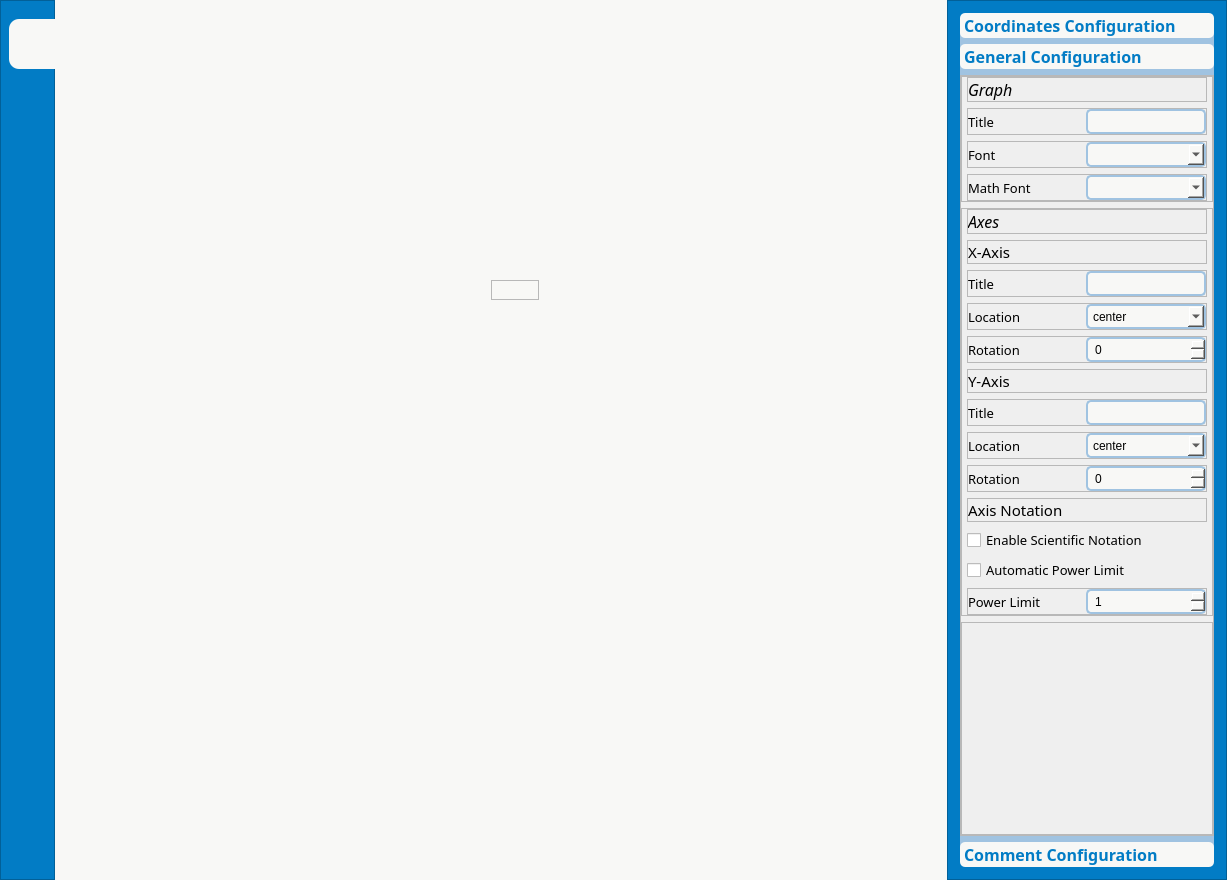
vikesaki/University_MaximaAdditionalGraphicalUtility, file interface.ui: the form before one commit.
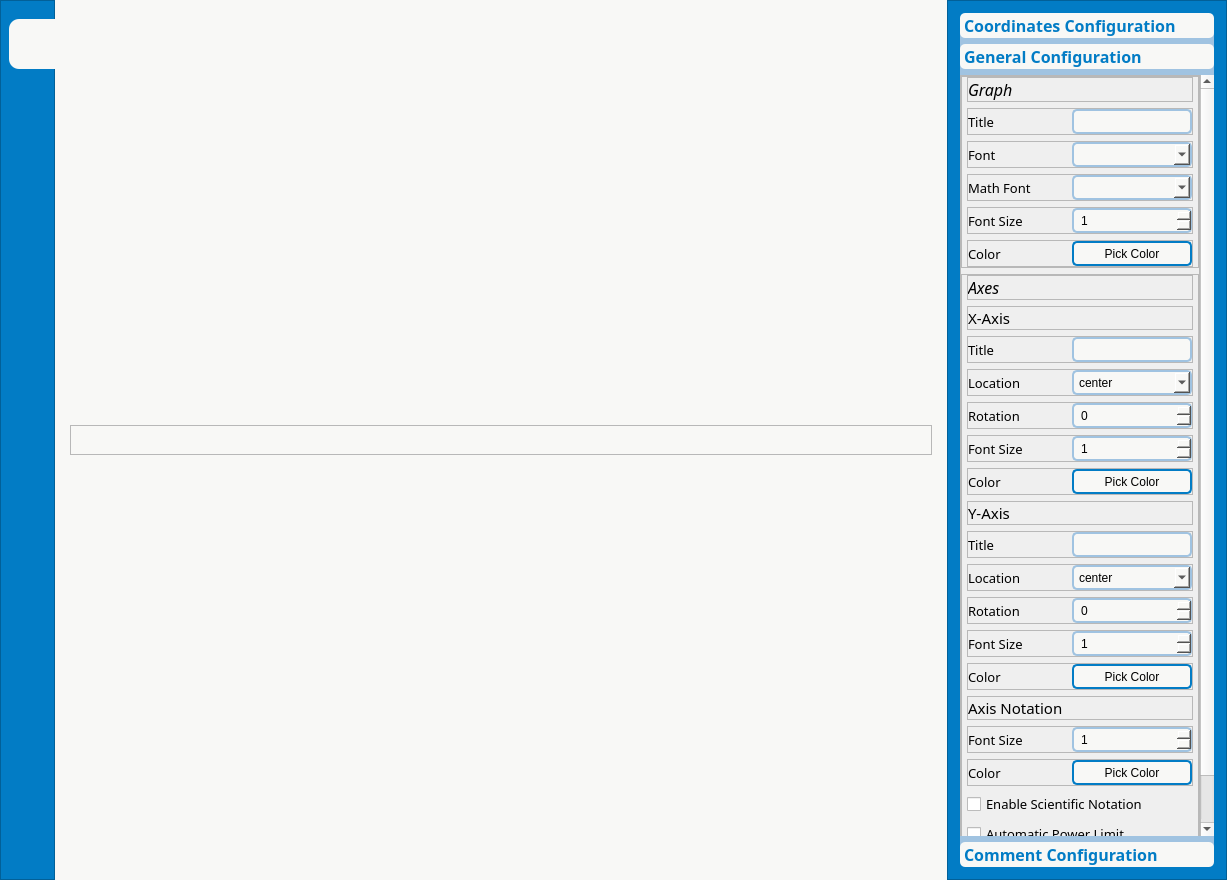
The form after the commit. The open tabs and pages were chosen to show the change. Icons and pictures are not drawn. Custom widgets are drawn as their Qt base class.

Commit message: add color picker and font resize

What changed in the file:
```diff
--- a/interface.ui
+++ b/interface.ui
@@ -318,48 +318,44 @@
         <verstretch>0</verstretch>
        </sizepolicy>
       </property>
-      <widget class="QFrame" name="frame_4">
-       <property name="geometry">
-        <rect>
-         <x>430</x>
-         <y>280</y>
-         <width>48</width>
-         <height>20</height>
-        </rect>
-       </property>
-       <property name="minimumSize">
-        <size>
-         <width>0</width>
-         <height>20</height>
-        </size>
-       </property>
-       <property name="maximumSize">
-        <size>
-         <width>16777215</width>
-         <height>30</height>
-        </size>
-       </property>
-       <property name="frameShape">
-        <enum>QFrame::StyledPanel</enum>
-       </property>
-       <property name="frameShadow">
-        <enum>QFrame::Raised</enum>
-       </property>
-       <layout class="QVBoxLayout" name="verticalLayout_4">
-        <property name="leftMargin">
-         <number>0</number>
-        </property>
-        <property name="topMargin">
-         <number>0</number>
-        </property>
-        <property name="rightMargin">
-         <number>0</number>
-        </property>
-        <property name="bottomMargin">
-         <number>0</number>
-        </property>
-       </layout>
-      </widget>
+      <layout class="QVBoxLayout" name="verticalLayout_16">
+       <item>
+        <widget class="QFrame" name="frame_4">
+         <property name="minimumSize">
+          <size>
+           <width>0</width>
+           <height>20</height>
+          </size>
+         </property>
+         <property name="maximumSize">
+          <size>
+           <width>16777215</width>
+           <height>30</height>
+          </size>
+         </property>
+         <property name="frameShape">
+          <enum>QFrame::StyledPanel</enum>
+         </property>
+         <property name="frameShadow">
+          <enum>QFrame::Raised</enum>
+         </property>
+         <layout class="QVBoxLayout" name="verticalLayout_4">
+          <property name="leftMargin">
+           <number>0</number>
+          </property>
+          <property name="topMargin">
+           <number>0</number>
+          </property>
+          <property name="rightMargin">
+           <number>0</number>
+          </property>
+          <property name="bottomMargin">
+           <number>0</number>
+          </property>
+         </layout>
+        </widget>
+       </item>
+      </layout>
      </widget>
     </item>
     <item>
@@ -959,9 +955,9 @@
           <property name="geometry">
            <rect>
             <x>0</x>
-            <y>0</y>
-            <width>254</width>
-            <height>767</height>
+            <y>-33</y>
+            <width>237</width>
+            <height>800</height>
            </rect>
           </property>
           <attribute name="label">
@@ -1330,6 +1326,167 @@
                    </layout>
                   </widget>
                  </item>
+                 <item>
+                  <widget class="QFrame" name="frame_54">
+                   <property name="minimumSize">
+                    <size>
+                     <width>0</width>
+                     <height>0</height>
+                    </size>
+                   </property>
+                   <property name="maximumSize">
+                    <size>
+                     <width>16777215</width>
+                     <height>30</height>
+                    </size>
+                   </property>
+                   <property name="frameShape">
+                    <enum>QFrame::StyledPanel</enum>
+                   </property>
+                   <property name="frameShadow">
+                    <enum>QFrame::Raised</enum>
+                   </property>
+                   <layout class="QHBoxLayout" name="horizontalLayout_40">
+                    <property name="leftMargin">
+                     <number>0</number>
+                    </property>
+                    <property name="topMargin">
+                     <number>0</number>
+                    </property>
+                    <property name="rightMargin">
+                     <number>0</number>
+                    </property>
+                    <property name="bottomMargin">
+                     <number>0</number>
+                    </property>
+                    <item>
+                     <widget class="QLabel" name="label_37">
+                      <property name="font">
+                       <font>
+                        <family>Montserrat</family>
+                        <pointsize>10</pointsize>
+                        <bold>false</bold>
+                       </font>
+                      </property>
+                      <property name="text">
+                       <string>Font Size</string>
+                      </property>
+                     </widget>
+                    </item>
+                    <item>
+                     <spacer name="horizontalSpacer_39">
+                      <property name="orientation">
+                       <enum>Qt::Horizontal</enum>
+                      </property>
+                      <property name="sizeHint" stdset="0">
+                       <size>
+                        <width>27</width>
+                        <height>20</height>
+                       </size>
+                      </property>
+                     </spacer>
+                    </item>
+                    <item>
+                     <widget class="QSpinBox" name="spinBox_TitleSize">
+                      <property name="minimumSize">
+                       <size>
+                        <width>120</width>
+                        <height>25</height>
+                       </size>
+                      </property>
+                      <property name="maximumSize">
+                       <size>
+                        <width>120</width>
+                        <height>16777215</height>
+                       </size>
+                      </property>
+                      <property name="minimum">
+                       <number>1</number>
+                      </property>
+                      <property name="maximum">
+                       <number>360</number>
+                      </property>
+                     </widget>
+                    </item>
+                   </layout>
+                  </widget>
+                 </item>
+                 <item>
+                  <widget class="QFrame" name="frame_53">
+                   <property name="minimumSize">
+                    <size>
+                     <width>0</width>
+                     <height>0</height>
+                    </size>
+                   </property>
+                   <property name="maximumSize">
+                    <size>
+                     <width>16777215</width>
+                     <height>30</height>
+                    </size>
+                   </property>
+                   <property name="frameShape">
+                    <enum>QFrame::StyledPanel</enum>
+                   </property>
+                   <property name="frameShadow">
+                    <enum>QFrame::Raised</enum>
+                   </property>
+                   <layout class="QHBoxLayout" name="horizontalLayout_39">
+                    <property name="leftMargin">
+                     <number>0</number>
+                    </property>
+                    <property name="topMargin">
+                     <number>0</number>
+                    </property>
+                    <property name="rightMargin">
+                     <number>0</number>
+                    </property>
+                    <property name="bottomMargin">
+                     <number>0</number>
+                    </property>
+                    <item>
+                     <widget class="QLabel" name="label_36">
+                      <property name="font">
+                       <font>
+                        <family>Montserrat</family>
+                        <pointsize>10</pointsize>
+                        <bold>false</bold>
+                       </font>
+                      </property>
+                      <property name="text">
+                       <string>Color</string>
+                      </property>
+                     </widget>
+                    </item>
+                    <item>
+                     <spacer name="horizontalSpacer_38">
+                      <property name="orientation">
+                       <enum>Qt::Horizontal</enum>
+                      </property>
+                      <property name="sizeHint" stdset="0">
+                       <size>
+                        <width>54</width>
+                        <height>20</height>
+                       </size>
+                      </property>
+                     </spacer>
+                    </item>
+                    <item>
+                     <widget class="QPushButton" name="pushButton_ColorTitle">
+                      <property name="minimumSize">
+                       <size>
+                        <width>120</width>
+                        <height>25</height>
+                       </size>
+                      </property>
+                      <property name="text">
+                       <string>Pick Color</string>
+                      </property>
+                     </widget>
+                    </item>
+                   </layout>
+                  </widget>
+                 </item>
                 </layout>
                </widget>
               </item>
@@ -1734,6 +1891,167 @@
                    </layout>
                   </widget>
                  </item>
+                 <item>
+                  <widget class="QFrame" name="frame_38">
+                   <property name="minimumSize">
+                    <size>
+                     <width>0</width>
+                     <height>0</height>
+                    </size>
+                   </property>
+                   <property name="maximumSize">
+                    <size>
+                     <width>16777215</width>
+                     <height>30</height>
+                    </size>
+                   </property>
+                   <property name="frameShape">
+                    <enum>QFrame::StyledPanel</enum>
+                   </property>
+                   <property name="frameShadow">
+                    <enum>QFrame::Raised</enum>
+                   </property>
+                   <layout class="QHBoxLayout" name="horizontalLayout_26">
+                    <property name="leftMargin">
+                     <number>0</number>
+                    </property>
+                    <property name="topMargin">
+                     <number>0</number>
+                    </property>
+                    <property name="rightMargin">
+                     <number>0</number>
+                    </property>
+                    <property name="bottomMargin">
+                     <number>0</number>
+                    </property>
+                    <item>
+                     <widget class="QLabel" name="label_30">
+                      <property name="font">
+                       <font>
+                        <family>Montserrat</family>
+                        <pointsize>10</pointsize>
+                        <bold>false</bold>
+                       </font>
+                      </property>
+                      <property name="text">
+                       <string>Font Size</string>
+                      </property>
+                     </widget>
+                    </item>
+                    <item>
+                     <spacer name="horizontalSpacer_30">
+                      <property name="orientation">
+                       <enum>Qt::Horizontal</enum>
+                      </property>
+                      <property name="sizeHint" stdset="0">
+                       <size>
+                        <width>27</width>
+                        <height>20</height>
+                       </size>
+                      </property>
+                     </spacer>
+                    </item>
+                    <item>
+                     <widget class="QSpinBox" name="spinBox_XAxisSize">
+                      <property name="minimumSize">
+                       <size>
+                        <width>120</width>
+                        <height>25</height>
+                       </size>
+                      </property>
+                      <property name="maximumSize">
+                       <size>
+                        <width>120</width>
+                        <height>16777215</height>
+                       </size>
+                      </property>
+                      <property name="minimum">
+                       <number>1</number>
+                      </property>
+                      <property name="maximum">
+                       <number>360</number>
+                      </property>
+                     </widget>
+                    </item>
+                   </layout>
+                  </widget>
+                 </item>
+                 <item>
+                  <widget class="QFrame" name="frame_52">
+                   <property name="minimumSize">
+                    <size>
+                     <width>0</width>
+                     <height>0</height>
+                    </size>
+                   </property>
+                   <property name="maximumSize">
+                    <size>
+                     <width>16777215</width>
+                     <height>30</height>
+                    </size>
+                   </property>
+                   <property name="frameShape">
+                    <enum>QFrame::StyledPanel</enum>
+                   </property>
+                   <property name="frameShadow">
+                    <enum>QFrame::Raised</enum>
+                   </property>
+                   <layout class="QHBoxLayout" name="horizontalLayout_38">
+                    <property name="leftMargin">
+                     <number>0</number>
+                    </property>
+                    <property name="topMargin">
+                     <number>0</number>
+                    </property>
+                    <property name="rightMargin">
+                     <number>0</number>
+                    </property>
+                    <property name="bottomMargin">
+                     <number>0</number>
+                    </property>
+                    <item>
+                     <widget class="QLabel" name="label_35">
+                      <property name="font">
+                       <font>
+                        <family>Montserrat</family>
+                        <pointsize>10</pointsize>
+                        <bold>false</bold>
+                       </font>
+                      </property>
+                      <property name="text">
+                       <string>Color</string>
+                      </property>
+                     </widget>
+                    </item>
+                    <item>
+                     <spacer name="horizontalSpacer_37">
+                      <property name="orientation">
+                       <enum>Qt::Horizontal</enum>
+                      </property>
+                      <property name="sizeHint" stdset="0">
+                       <size>
+                        <width>54</width>
+                        <height>20</height>
+                       </size>
+                      </property>
+                     </spacer>
+                    </item>
+                    <item>
+                     <widget class="QPushButton" name="pushButton_ColorXAxis">
+                      <property name="minimumSize">
+                       <size>
+                        <width>120</width>
+                        <height>25</height>
+                       </size>
+                      </property>
+                      <property name="text">
+                       <string>Pick Color</string>
+                      </property>
+                     </widget>
+                    </item>
+                   </layout>
+                  </widget>
+                 </item>
                  <item>
                   <widget class="QFrame" name="frame_15">
                    <property name="minimumSize">
@@ -2049,6 +2367,167 @@
                    </layout>
                   </widget>
                  </item>
+                 <item>
+                  <widget class="QFrame" name="frame_48">
+                   <property name="minimumSize">
+                    <size>
+                     <width>0</width>
+                     <height>0</height>
+                    </size>
+                   </property>
+                   <property name="maximumSize">
+                    <size>
+                     <width>16777215</width>
+                     <height>30</height>
+                    </size>
+                   </property>
+                   <property name="frameShape">
+                    <enum>QFrame::StyledPanel</enum>
+                   </property>
+                   <property name="frameShadow">
+                    <enum>QFrame::Raised</enum>
+                   </property>
+                   <layout class="QHBoxLayout" name="horizontalLayout_34">
+                    <property name="leftMargin">
+                     <number>0</number>
+                    </property>
+                    <property name="topMargin">
+                     <number>0</number>
+                    </property>
+                    <property name="rightMargin">
+                     <number>0</number>
+                    </property>
+                    <property name="bottomMargin">
+                     <number>0</number>
+                    </property>
+                    <item>
+                     <widget class="QLabel" name="label_31">
+                      <property name="font">
+                       <font>
+                        <family>Montserrat</family>
+                        <pointsize>10</pointsize>
+                        <bold>false</bold>
+                       </font>
+                      </property>
+                      <property name="text">
+                       <string>Font Size</string>
+                      </property>
+                     </widget>
+                    </item>
+                    <item>
+                     <spacer name="horizontalSpacer_33">
+                      <property name="orientation">
+                       <enum>Qt::Horizontal</enum>
+                      </property>
+                      <property name="sizeHint" stdset="0">
+                       <size>
+                        <width>27</width>
+                        <height>20</height>
+                       </size>
+                      </property>
+                     </spacer>
+                    </item>
+                    <item>
+                     <widget class="QSpinBox" name="spinBox_YAxisSize">
+                      <property name="minimumSize">
+                       <size>
+                        <width>120</width>
+                        <height>25</height>
+                       </size>
+                      </property>
+                      <property name="maximumSize">
+                       <size>
+                        <width>120</width>
+                        <height>16777215</height>
+                       </size>
+                      </property>
+                      <property name="minimum">
+                       <number>1</number>
+                      </property>
+                      <property name="maximum">
+                       <number>360</number>
+                      </property>
+                     </widget>
+                    </item>
+                   </layout>
+                  </widget>
+                 </item>
+                 <item>
+                  <widget class="QFrame" name="frame_51">
+                   <property name="minimumSize">
+                    <size>
+                     <width>0</width>
+                     <height>0</height>
+                    </size>
+                   </property>
+                   <property name="maximumSize">
+                    <size>
+                     <width>16777215</width>
+                     <height>30</height>
+                    </size>
+                   </property>
+                   <property name="frameShape">
+                    <enum>QFrame::StyledPanel</enum>
+                   </property>
+                   <property name="frameShadow">
+                    <enum>QFrame::Raised</enum>
+                   </property>
+                   <layout class="QHBoxLayout" name="horizontalLayout_37">
+                    <property name="leftMargin">
+                     <number>0</number>
+                    </property>
+                    <property name="topMargin">
+                     <number>0</number>
+                    </property>
+                    <property name="rightMargin">
+                     <number>0</number>
+                    </property>
+                    <property name="bottomMargin">
+                     <number>0</number>
+                    </property>
+                    <item>
+                     <widget class="QLabel" name="label_34">
+                      <property name="font">
+                       <font>
+                        <family>Montserrat</family>
+                        <pointsize>10</pointsize>
+                        <bold>false</bold>
+                       </font>
+                      </property>
+                      <property name="text">
+                       <string>Color</string>
+                      </property>
+                     </widget>
+                    </item>
+                    <item>
+                     <spacer name="horizontalSpacer_36">
+                      <property name="orientation">
+                       <enum>Qt::Horizontal</enum>
+                      </property>
+                      <property name="sizeHint" stdset="0">
+                       <size>
+                        <width>54</width>
+                        <height>20</height>
+                       </size>
+                      </property>
+                     </spacer>
+                    </item>
+                    <item>
+                     <widget class="QPushButton" name="pushButton_ColorYAxis">
+                      <property name="minimumSize">
+                       <size>
+                        <width>120</width>
+                        <height>25</height>
+                       </size>
+                      </property>
+                      <property name="text">
+                       <string>Pick Color</string>
+                      </property>
+                     </widget>
+                    </item>
+                   </layout>
+                  </widget>
+                 </item>
                  <item>
                   <widget class="QFrame" name="frame_35">
                    <property name="minimumSize">
@@ -2106,6 +2585,167 @@
                    </layout>
                   </widget>
                  </item>
+                 <item>
+                  <widget class="QFrame" name="frame_49">
+                   <property name="minimumSize">
+                    <size>
+                     <width>0</width>
+                     <height>0</height>
+                    </size>
+                   </property>
+                   <property name="maximumSize">
+                    <size>
+                     <width>16777215</width>
+                     <height>30</height>
+                    </size>
+                   </property>
+                   <property name="frameShape">
+                    <enum>QFrame::StyledPanel</enum>
+                   </property>
+                   <property name="frameShadow">
+                    <enum>QFrame::Raised</enum>
+                   </property>
+                   <layout class="QHBoxLayout" name="horizontalLayout_35">
+                    <property name="leftMargin">
+                     <number>0</number>
+                    </property>
+                    <property name="topMargin">
+                     <number>0</number>
+                    </property>
+                    <property name="rightMargin">
+                     <number>0</number>
+                    </property>
+                    <property name="bottomMargin">
+                     <number>0</number>
+                    </property>
+                    <item>
+                     <widget class="QLabel" name="label_32">
+                      <property name="font">
+                       <font>
+                        <family>Montserrat</family>
+                        <pointsize>10</pointsize>
+                        <bold>false</bold>
+                       </font>
+                      </property>
+                      <property name="text">
+                       <string>Font Size</string>
+                      </property>
+                     </widget>
+                    </item>
+                    <item>
+                     <spacer name="horizontalSpacer_34">
+                      <property name="orientation">
+                       <enum>Qt::Horizontal</enum>
+                      </property>
+                      <property name="sizeHint" stdset="0">
+                       <size>
+                        <width>27</width>
+                        <height>20</height>
+                       </size>
+                      </property>
+                     </spacer>
+                    </item>
+                    <item>
+                     <widget class="QSpinBox" name="spinBox_AxisNotationSize">
+                      <property name="minimumSize">
+                       <size>
+                        <width>120</width>
+                        <height>25</height>
+                       </size>
+                      </property>
+                      <property name="maximumSize">
+                       <size>
+                        <width>120</width>
+                        <height>16777215</height>
+                       </size>
+                      </property>
+                      <property name="minimum">
+                       <number>1</number>
+                      </property>
+                      <property name="maximum">
+                       <number>360</number>
+                      </property>
+                     </widget>
+                    </item>
+                   </layout>
+                  </widget>
+                 </item>
+                 <item>
+                  <widget class="QFrame" name="frame_50">
+                   <property name="minimumSize">
+                    <size>
+                     <width>0</width>
+                     <height>0</height>
+                    </size>
+                   </property>
+                   <property name="maximumSize">
+                    <size>
+                     <width>16777215</width>
+                     <height>30</height>
+                    </size>
+                   </property>
+                   <property name="frameShape">
+                    <enum>QFrame::StyledPanel</enum>
+                   </property>
+                   <property name="frameShadow">
+                    <enum>QFrame::Raised</enum>
+                   </property>
+                   <layout class="QHBoxLayout" name="horizontalLayout_36">
+                    <property name="leftMargin">
+                     <number>0</number>
+                    </property>
+                    <property name="topMargin">
+                     <number>0</number>
+                    </property>
+                    <property name="rightMargin">
+                     <number>0</number>
+                    </property>
+                    <property name="bottomMargin">
+                     <number>0</number>
+                    </property>
+                    <item>
+                     <widget class="QLabel" name="label_33">
+                      <property name="font">
+                       <font>
+                        <family>Montserrat</family>
+                        <pointsize>10</pointsize>
+                        <bold>false</bold>
+                       </font>
+                      </property>
+                      <property name="text">
+                       <string>Color</string>
+                      </property>
+                     </widget>
+                    </item>
+                    <item>
+                     <spacer name="horizontalSpacer_35">
+                      <property name="orientation">
+                       <enum>Qt::Horizontal</enum>
+                      </property>
+                      <property name="sizeHint" stdset="0">
+                       <size>
+                        <width>54</width>
+                        <height>20</height>
+                       </size>
+                      </property>
+                     </spacer>
+                    </item>
+                    <item>
+                     <widget class="QPushButton" name="pushButton_ColorAxisNotation">
+                      <property name="minimumSize">
+                       <size>
+                        <width>120</width>
+                        <height>25</height>
+                       </size>
+                      </property>
+                      <property name="text">
+                       <string>Pick Color</string>
+                      </property>
+                     </widget>
+                    </item>
+                   </layout>
+                  </widget>
+                 </item>
                  <item>
                   <widget class="QCheckBox" name="checkBox_ScientificNotation">
                    <property name="font">
@@ -2278,7 +2918,7 @@
              <property name="frameShadow">
               <enum>QFrame::Raised</enum>
              </property>
-             <layout class="QVBoxLayout" name="verticalLayout_16">
+             <layout class="QVBoxLayout" name="verticalLayout_15">
               <property name="leftMargin">
                <number>0</number>
               </property>
```
Left out of the diff: 458 changed lines with no effect on the pictures. The commit also changes 3 other files.
